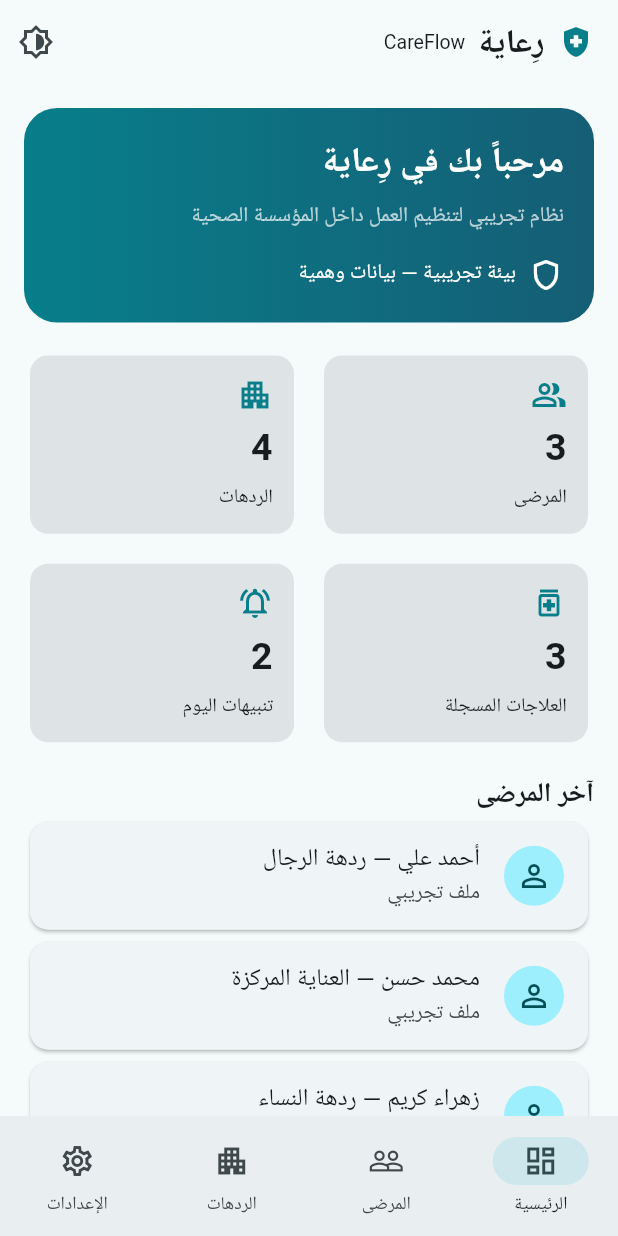
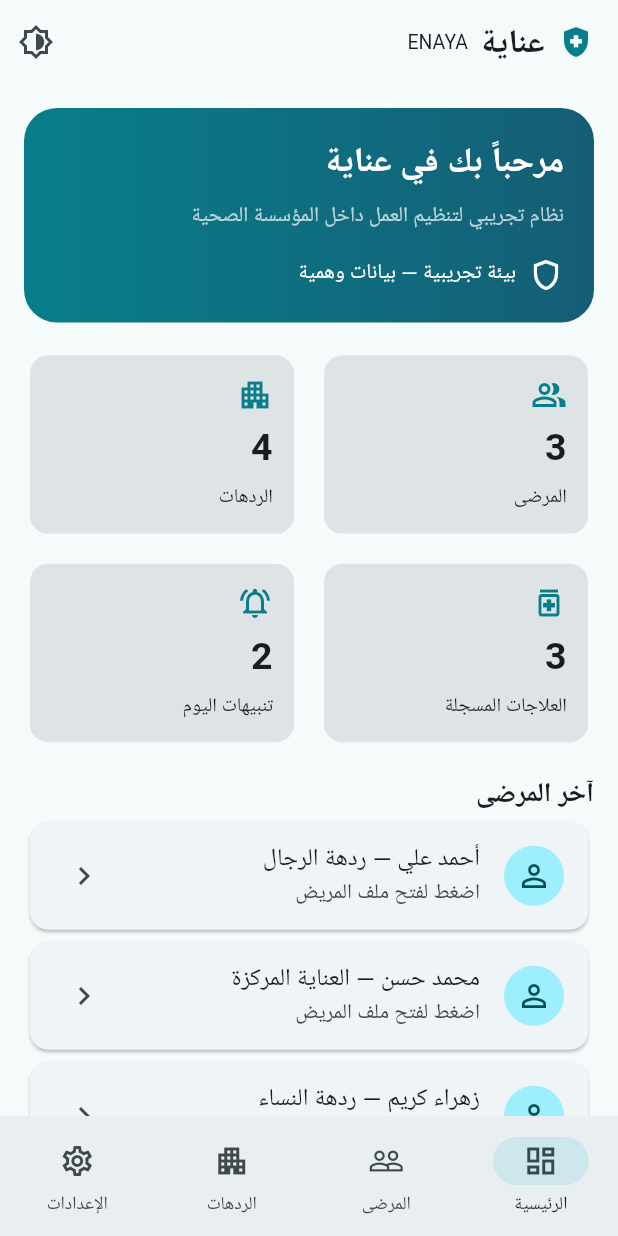
Before and after one commit to tamaralimatham15-maker/Hospital-, a Flutter app: the screen it shows after launch, on a phone screen of 412 x 824 dp. Run offline on Flutter 3.47's test engine with Material 3 defaults, Android fonts, the phone set to English and light mode, and no system bars; our stand-ins replace flutter_local_notifications, image_picker, shared_preferences, timezone.

Commit message:
Rebrand ENAYA and link dashboard shortcuts

```diff
--- a/lib/main.dart
+++ b/lib/main.dart
@@ -15,7 +15,7 @@ class CareFlowApp extends StatefulWidget {
 class _CareFlowAppState extends State<CareFlowApp> {
  ThemeMode mode = ThemeMode.light;
  @override Widget build(BuildContext context) => MaterialApp(
-  debugShowCheckedModeBanner:false, title:'رِعاية | CareFlow', themeMode:mode,
+  debugShowCheckedModeBanner:false, title:'عناية | ENAYA', themeMode:mode,
   theme:ThemeData(colorScheme:ColorScheme.fromSeed(seedColor:const Color(0xff087e8b)),useMaterial3:true),
   darkTheme:ThemeData(colorScheme:ColorScheme.fromSeed(seedColor:const Color(0xff43c6c9),brightness:Brightness.dark),useMaterial3:true),
   home:HomePage(onTheme:()=>setState(()=>mode=mode==ThemeMode.light?ThemeMode.dark:ThemeMode.light)));
@@ -60,7 +60,7 @@ class _HomePageState extends State<HomePage> {
  @override Widget build(BuildContext context) {
   final pages=[dashboard(),patientsPage(),listPage('الردهات والأقسام',wards,Icons.local_hospital_outlined,'إضافة ردهة'),settingsPage()];
   return Directionality(textDirection:TextDirection.rtl,child:Scaffold(
-   appBar:AppBar(title:const Row(children:[Icon(Icons.health_and_safety,color:Color(0xff087e8b)),SizedBox(width:9),Text('رِعاية',style:TextStyle(fontWeight:FontWeight.bold)),SizedBox(width:8),Text('CareFlow',style:TextStyle(fontSize:13))]),actions:[IconButton(onPressed:widget.onTheme,icon:const Icon(Icons.brightness_6_outlined))]),
+   appBar:AppBar(title:const Row(children:[Icon(Icons.health_and_safety,color:Color(0xff087e8b)),SizedBox(width:9),Text('عناية',style:TextStyle(fontWeight:FontWeight.bold)),SizedBox(width:8),Text('ENAYA',style:TextStyle(fontSize:13))]),actions:[IconButton(onPressed:widget.onTheme,icon:const Icon(Icons.brightness_6_outlined))]),
    body:!initialized?const Center(child:CircularProgressIndicator()):SafeArea(child:pages[tab]),
    bottomNavigationBar:NavigationBar(selectedIndex:tab,onDestinationSelected:(v)=>setState(()=>tab=v),destinations:const[
     NavigationDestination(icon:Icon(Icons.dashboard_outlined),label:'الرئيسية'),
@@ -70,15 +70,15 @@ class _HomePageState extends State<HomePage> {
  }
  Widget dashboard()=>ListView(padding:const EdgeInsets.all(16),children:[
   Container(padding:const EdgeInsets.all(20),decoration:BoxDecoration(borderRadius:BorderRadius.circular(22),gradient:const LinearGradient(colors:[Color(0xff087e8b),Color(0xff155e75)])),child:const Column(crossAxisAlignment:CrossAxisAlignment.start,children:[
-   Text('مرحباً بك في رِعاية',style:TextStyle(color:Colors.white,fontSize:23,fontWeight:FontWeight.bold)),SizedBox(height:8),
+   Text('مرحباً بك في عناية',style:TextStyle(color:Colors.white,fontSize:23,fontWeight:FontWeight.bold)),SizedBox(height:8),
    Text('نظام تجريبي لتنظيم العمل داخل المؤسسة الصحية',style:TextStyle(color:Colors.white70)),SizedBox(height:16),
    Row(children:[Icon(Icons.shield_outlined,color:Colors.white),SizedBox(width:8),Text('بيئة تجريبية — بيانات وهمية',style:TextStyle(color:Colors.white))])])),
   const SizedBox(height:18),
   GridView.count(shrinkWrap:true,physics:const NeverScrollableScrollPhysics(),crossAxisCount:2,crossAxisSpacing:12,mainAxisSpacing:12,childAspectRatio:1.45,children:[
-   statCard('المرضى',patients.length.toString(),Icons.people_alt_outlined),statCard('الردهات',wards.length.toString(),Icons.apartment),
+   statCard('المرضى',patients.length.toString(),Icons.people_alt_outlined,onTap:()=>setState(()=>tab=1)),statCard('الردهات',wards.length.toString(),Icons.apartment,onTap:()=>setState(()=>tab=2)),
    statCard('العلاجات المسجلة',treatmentsByPatient.values.fold<int>(0,(sum,list)=>sum+list.length).toString(),Icons.medication_outlined),statCard('تنبيهات اليوم','2',Icons.notifications_active_outlined)]),
   const SizedBox(height:18),const Text('آخر المرضى',style:TextStyle(fontSize:18,fontWeight:FontWeight.bold)),
-  ...patients.map((p)=>Card(child:ListTile(leading:const CircleAvatar(child:Icon(Icons.person_outline)),title:Text(p),subtitle:const Text('ملف تجريبي'))))]);
+  ...patients.map((p)=>Card(child:ListTile(onTap:()=>openPatientProfile(p),leading:const CircleAvatar(child:Icon(Icons.person_outline)),title:Text(p),subtitle:const Text('اضغط لفتح ملف المريض'),trailing:const Icon(Icons.chevron_left))))]);
  Widget patientsPage()=>ListView(padding:const EdgeInsets.all(16),children:[
   Row(mainAxisAlignment:MainAxisAlignment.spaceBetween,children:[
    const Text('المرضى',style:TextStyle(fontSize:22,fontWeight:FontWeight.bold)),
@@ -229,7 +229,7 @@ class _HomePageState extends State<HomePage> {
    await saveTreatments();await scheduleTreatment(patient,raw);
   }
  }
- Widget statCard(String title,String value,IconData icon)=>Card(elevation:0,color:Theme.of(context).colorScheme.surfaceContainerHighest,child:Padding(padding:const EdgeInsets.all(14),child:Column(crossAxisAlignment:CrossAxisAlignment.start,mainAxisAlignment:MainAxisAlignment.spaceBetween,children:[Icon(icon,color:const Color(0xff087e8b)),Text(value,style:const TextStyle(fontSize:25,fontWeight:FontWeight.bold)),Text(title,style:const TextStyle(fontSize:13))])));
+ Widget statCard(String title,String value,IconData icon,{VoidCallback? onTap})=>Card(elevation:0,color:Theme.of(context).colorScheme.surfaceContainerHighest,child:InkWell(borderRadius:BorderRadius.circular(12),onTap:onTap,child:Padding(padding:const EdgeInsets.all(14),child:Column(crossAxisAlignment:CrossAxisAlignment.start,mainAxisAlignment:MainAxisAlignment.spaceBetween,children:[Icon(icon,color:const Color(0xff087e8b)),Text(value,style:const TextStyle(fontSize:25,fontWeight:FontWeight.bold)),Text(title,style:const TextStyle(fontSize:13))]))));
  Widget listPage(String title,List<String> items,IconData icon,String action)=>ListView(padding:const EdgeInsets.all(16),children:[
   Row(mainAxisAlignment:MainAxisAlignment.spaceBetween,children:[Text(title,style:const TextStyle(fontSize:22,fontWeight:FontWeight.bold)),FilledButton.icon(onPressed:()=>addItem(title,items),icon:const Icon(Icons.add),label:Text(action))]),
   const SizedBox(height:12),...items.map((item)=>Card(child:ListTile(leading:CircleAvatar(child:Icon(icon)),title:Text(item),subtitle:const Text('بيانات للعرض فقط'),trailing:const Icon(Icons.chevron_left))))]);
```
